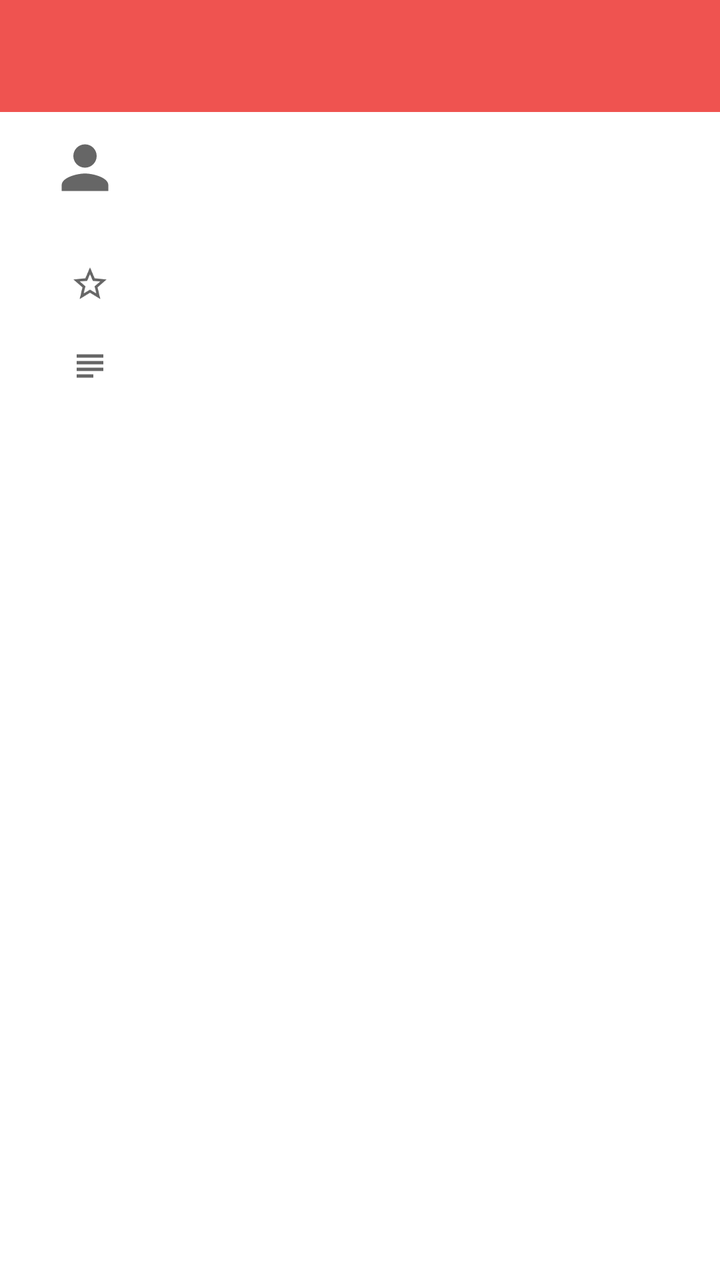
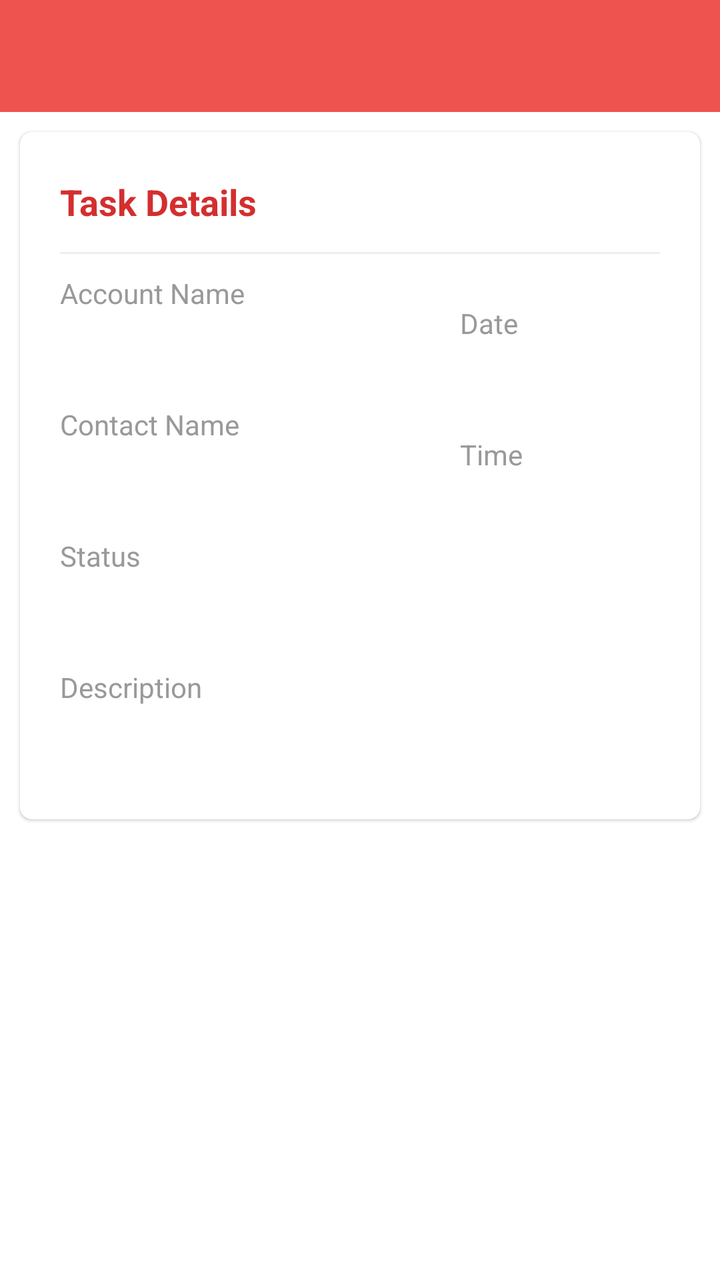

Two renders of the same Android screen: before a commit and after it. Below are the layout's source before the change and the commit's diff.
<!-- AndroidManifest.xml: application theme AppTheme -->
<!-- res/layout/activity_individual_task.xml -->
<?xml version="1.0" encoding="utf-8"?>
<LinearLayout xmlns:android="http://schemas.android.com/apk/res/android"
    xmlns:app="http://schemas.android.com/apk/res-auto"
    xmlns:tools="http://schemas.android.com/tools"
    android:id="@+id/main"
    android:orientation="vertical"
    android:layout_width="match_parent"
    android:layout_height="match_parent"
    tools:context=".TasksActivity">

    <com.google.android.material.appbar.AppBarLayout
        android:layout_width="match_parent"
        android:id="@+id/app_bar_layout"
        android:layout_height="wrap_content">

        <include layout="@layout/toolbar" />

    </com.google.android.material.appbar.AppBarLayout>

    <androidx.core.widget.NestedScrollView
        android:layout_width="match_parent"
        android:layout_height="match_parent"
        android:background="@android:color/white"
        android:clipToPadding="false"
        android:scrollbars="none"
        android:scrollingCache="true"
        app:layout_behavior="@string/appbar_scrolling_view_behavior">

        <LinearLayout
            android:layout_width="match_parent"
            android:layout_height="wrap_content"
            android:orientation="vertical">

            
            
            

            
            
            
            
            

            
            
            
            
            

            
            
            
            
            
            
            
            
            

            

            <androidx.cardview.widget.CardView
                android:layout_width="match_parent"
                android:layout_height="wrap_content"
                android:layout_marginTop="-20dp"
                app:cardBackgroundColor="@android:color/white"
                app:cardCornerRadius="20dp"
                app:cardElevation="0dp"
                app:cardUseCompatPadding="false">

                <LinearLayout
                    android:layout_width="match_parent"
                    android:layout_height="wrap_content"
                    android:orientation="vertical">

                    <LinearLayout
                        android:layout_width="match_parent"
                        android:layout_height="wrap_content"
                        android:layout_marginHorizontal="@dimen/spacing_large"
                        android:layout_marginVertical="@dimen/spacing_mlarge"
                        android:gravity="center_vertical"
                        android:orientation="horizontal">

                        
                        
                        
                        
                        
                        
                        
                        <ImageView

                            android:layout_width="35dp"
                            android:layout_height="35dp"
                            android:layout_margin="10dp"
                            app:srcCompat="@drawable/ic_person"
                            app:tint="@color/grey_60" />

                        
                        
                        
                        
                        

                        <View
                            android:layout_width="@dimen/spacing_large"
                            android:layout_height="0dp" />

                        <LinearLayout
                            android:layout_width="wrap_content"
                            android:layout_height="wrap_content"
                            android:orientation="vertical">

                            <TextView
                                android:layout_width="wrap_content"
                                android:layout_height="wrap_content"
                                android:text=""
                                android:id="@+id/accountNameTextView"
                                android:textAppearance="@style/TextAppearance.AppCompat.Title"
                                android:textColor="@color/grey_80" />

                            
                            
                            
                            
                            
                            

                        </LinearLayout>

                        <View
                            android:layout_width="0dp"
                            android:layout_height="0dp"
                            android:layout_weight="1" />



                        <View
                            android:layout_width="@dimen/spacing_middle"
                            android:layout_height="0dp" />

                    </LinearLayout>

                    <LinearLayout
                        android:layout_width="match_parent"
                        android:layout_height="wrap_content"
                        android:layout_marginHorizontal="@dimen/spacing_large"
                        android:gravity="center_vertical"
                        android:orientation="horizontal">

                        <View
                            android:layout_width="@dimen/spacing_mlarge"
                            android:layout_height="0dp" />

                        <ImageView
                            android:layout_width="@dimen/spacing_mlarge"
                            android:layout_height="@dimen/spacing_mlarge"
                            app:srcCompat="@drawable/ic_star_border"
                            app:tint="@color/grey_60" />

                        <View
                            android:layout_width="30dp"
                            android:layout_height="0dp" />

                        <TextView
                            android:layout_width="wrap_content"
                            android:layout_height="wrap_content"
                            android:text=""
                            android:id="@+id/contactNameTextView"
                            android:textAppearance="@style/TextAppearance.AppCompat.Subhead"
                            android:textColor="@color/red_800" />

                        <View
                            android:layout_width="30dp"
                            android:layout_height="0dp" />

                        
                        
                        
                        
                        

                        
                        
                        

                        
                        
                        
                        
                        
                        

                    </LinearLayout>

                    <LinearLayout
                        android:layout_width="match_parent"
                        android:layout_height="wrap_content"
                        android:layout_marginHorizontal="@dimen/spacing_large"
                        android:layout_marginTop="@dimen/spacing_large"
                        android:orientation="horizontal">

                        <View
                            android:layout_width="@dimen/spacing_mlarge"
                            android:layout_height="0dp" />

                        <ImageView
                            android:layout_width="@dimen/spacing_mlarge"
                            android:layout_height="@dimen/spacing_mlarge"
                            android:layout_marginTop="@dimen/spacing_medium"
                            app:srcCompat="@drawable/ic_subject"
                            app:tint="@color/grey_60" />

                        <View
                            android:layout_width="30dp"
                            android:layout_height="0dp" />

                        <TextView
                            android:layout_width="wrap_content"
                            android:layout_height="wrap_content"
                            android:text=""
                            android:id="@+id/statusTextView"
                            android:textAppearance="@style/TextAppearance.AppCompat.Body1"
                            android:textColor="@color/grey_40" />

                    </LinearLayout>
































                    
                    
                    
                    
                    
                    
                    
                    
                    
                    
                    
                    
                    
                    
                    
                    
                    
                    
                    

                    
                    
                    
                    
                    
                    

                    
                    
                    
                    
                    
                    

                    
                    
                    
                    
                    
                    

                    
                    
                    
                    
                    
                    

                    
                    
                    
                    
                    
                    

                    

                    
                    
                    
                    
                    
                    
                    

                </LinearLayout>

            </androidx.cardview.widget.CardView>

        </LinearLayout>
    </androidx.core.widget.NestedScrollView>

    <com.google.android.material.floatingactionbutton.FloatingActionButton
        android:id="@+id/fab"
        android:layout_width="wrap_content"
        android:layout_height="wrap_content"
        android:layout_margin="@dimen/spacing_mlarge"
        android:clickable="true"
        app:backgroundTint="@color/red_500"
        app:fabSize="normal"
        app:layout_anchor="@id/app_bar_layout"
        app:layout_anchorGravity="bottom|right|end"
        app:srcCompat="@drawable/ic_favorites"
        app:tint="@android:color/white" />

</LinearLayout>
<!-- res/layout/toolbar.xml (included above) -->
<?xml version="1.0" encoding="utf-8"?>
<androidx.appcompat.widget.Toolbar
    xmlns:android="http://schemas.android.com/apk/res/android"
    xmlns:app="http://schemas.android.com/apk/res-auto"
    android:id="@+id/toolbar"
    android:layout_width="match_parent"
    android:layout_height="?android:attr/actionBarSize"
    android:background="@color/colorPrimary"
    app:contentInsetStartWithNavigation="0dp"
    android:theme="@style/ThemeOverlay.AppCompat.Dark.ActionBar"
    app:popupTheme="@style/ThemeOverlay.AppCompat.Light"/>
<!-- resources referenced by this layout -->
<resources>
  <color name="colorPrimary">#ef5350</color>
  <color name="grey_40">#999999</color>
  <color name="grey_60">#666666</color>
  <color name="grey_80">#37474F</color>
  <color name="red_500">#F44336</color>
  <color name="red_800">#C62828</color>
  <dimen name="spacing_large">15dp</dimen>
  <dimen name="spacing_medium">5dp</dimen>
  <dimen name="spacing_middle">10dp</dimen>
  <dimen name="spacing_mlarge">20dp</dimen>
  <!-- drawable ic_favorites (drawable) -->
  <vector xmlns:android="http://schemas.android.com/apk/res/android"
          android:width="24dp"
          android:height="24dp"
          android:viewportWidth="24.0"
          android:viewportHeight="24.0">
      <path
          android:fillColor="#FFFFFFFF"
          android:pathData="M12,21.35l-1.45,-1.32C5.4,15.36 2,12.28 2,8.5 2,5.42 4.42,3 7.5,3c1.74,0 3.41,0.81 4.5,2.09C13.09,3.81 14.76,3 16.5,3 19.58,3 22,5.42 22,8.5c0,3.78 -3.4,6.86 -8.55,11.54L12,21.35z"/>
  </vector>
  <!-- drawable ic_person (drawable) -->
  <vector xmlns:android="http://schemas.android.com/apk/res/android"
          android:width="24dp"
          android:height="24dp"
          android:viewportWidth="24.0"
          android:viewportHeight="24.0">
      <path
          android:fillColor="#FFFFFFFF"
          android:pathData="M12,12c2.21,0 4,-1.79 4,-4s-1.79,-4 -4,-4 -4,1.79 -4,4 1.79,4 4,4zM12,14c-2.67,0 -8,1.34 -8,4v2h16v-2c0,-2.66 -5.33,-4 -8,-4z"/>
  </vector>
  <!-- drawable ic_star_border (drawable) -->
  <vector xmlns:android="http://schemas.android.com/apk/res/android"
          android:width="24dp"
          android:height="24dp"
          android:viewportWidth="24.0"
          android:viewportHeight="24.0">
      <path
          android:fillColor="#FFFFFFFF"
          android:pathData="M22,9.24l-7.19,-0.62L12,2 9.19,8.63 2,9.24l5.46,4.73L5.82,21 12,17.27 18.18,21l-1.63,-7.03L22,9.24zM12,15.4l-3.76,2.27 1,-4.28 -3.32,-2.88 4.38,-0.38L12,6.1l1.71,4.04 4.38,0.38 -3.32,2.88 1,4.28L12,15.4z"/>
  </vector>
  <!-- drawable ic_subject (drawable) -->
  <vector xmlns:android="http://schemas.android.com/apk/res/android"
          android:width="24dp"
          android:height="24dp"
          android:viewportWidth="24.0"
          android:viewportHeight="24.0">
      <path
          android:fillColor="#FFFFFF"
          android:pathData="M14,17L4,17v2h10v-2zM20,9L4,9v2h16L20,9zM4,15h16v-2L4,13v2zM4,5v2h16L20,5L4,5z"/>
  </vector>
  <style name="AppTheme" parent="BaseTheme">
          <item name="android:windowContentTransitions">true</item>
  
  
          
      </style>
  <style name="BaseTheme" parent="Theme.AppCompat.Light.NoActionBar">
          
          <item name="colorPrimary">@color/colorPrimary</item>
          <item name="colorPrimaryDark">@color/colorPrimaryDark</item>
          <item name="colorAccent">@color/colorAccent</item>
          <item name="windowActionModeOverlay">true</item>
          <item name="android:actionModeBackground">@color/blue_grey_600</item>
          <item name="android:dialogTheme">@style/Dialog.Theme</item>
          
          <item name="android:windowDisablePreview">true</item>
      </style>
  <color name="colorPrimaryDark">#dc1814</color>
  <color name="colorAccent">#FF4081</color>
  <color name="blue_grey_600">#546E7A</color>
  <style name="Dialog.Theme" parent="Theme.AppCompat.Light.Dialog">
          <item name="colorPrimary">@color/colorPrimary</item>
          <item name="colorPrimaryDark">@color/colorPrimaryDark</item>
          <item name="colorAccent">@color/colorAccent</item>
      </style>
</resources>

<!-- the commit's change to res/layout/activity_individual_task.xml (unified diff, before → after) -->
@@ -62,24 +62,150 @@
             <androidx.cardview.widget.CardView
                 android:layout_width="match_parent"
                 android:layout_height="wrap_content"
-                android:layout_marginTop="-20dp"
-                app:cardBackgroundColor="@android:color/white"
-                app:cardCornerRadius="20dp"
-                app:cardElevation="0dp"
-                app:cardUseCompatPadding="false">
+                android:layout_marginBottom="@dimen/spacing_medium"
+                android:layout_marginLeft="@dimen/spacing_middle"
+                android:layout_marginRight="@dimen/spacing_middle"
+                android:layout_marginTop="@dimen/spacing_middle"
+                android:visibility="visible"
+                app:cardCornerRadius="6dp"
+                app:cardElevation="1dp">
 
                 <LinearLayout
                     android:layout_width="match_parent"
                     android:layout_height="wrap_content"
-                    android:orientation="vertical">
+                    android:orientation="horizontal"
+                    android:padding="@dimen/spacing_mlarge">
 
                     <LinearLayout
-                        android:layout_width="match_parent"
+                        android:layout_width="0dp"
                         android:layout_height="wrap_content"
-                        android:layout_marginHorizontal="@dimen/spacing_large"
-                        android:layout_marginVertical="@dimen/spacing_mlarge"
-                        android:gravity="center_vertical"
-                        android:orientation="horizontal">
+                        android:layout_weight="2"
+                        android:orientation="vertical">
+
+                        <TextView
+                            android:layout_width="wrap_content"
+                            android:layout_height="30dp"
+                            android:gravity="center_vertical"
+                            android:text="Task Details"
+                            android:textAppearance="@style/Base.TextAppearance.AppCompat.Medium"
+                            android:textColor="@color/red_700"
+                            android:textStyle="bold" />
+
+                        <View
+                            android:layout_width="match_parent"
+                            android:layout_height="1dp"
+                            android:background="@color/grey_200"
+                            android:layout_marginTop="10dp"
+                            android:layout_marginBottom="@dimen/spacing_medium" />
+
+
+
+
+
+
+                        <View
+                            android:layout_width="0dp"
+                            android:layout_height="@dimen/spacing_medium" />
+
+                        <TextView
+                            android:layout_width="wrap_content"
+                            android:layout_height="wrap_content"
+                            android:text="Account Name"
+                            android:textAppearance="@style/Base.TextAppearance.AppCompat.Body1"
+                            android:textColor="@color/grey_40" />
+
+                        <TextView
+                            android:layout_width="wrap_content"
+                            android:layout_height="wrap_content"
+                            android:layout_marginTop="@dimen/spacing_medium"
+                            android:text=""
+                            android:id="@+id/accountNameTextView"
+                            android:textAppearance="@style/Base.TextAppearance.AppCompat.Subhead"
+                            android:textColor="@color/grey_80" />
+
+                        <View
+                            android:layout_width="0dp"
+                            android:layout_height="@dimen/spacing_mlarge" />
+
+                        <TextView
+                            android:layout_width="wrap_content"
+                            android:layout_height="wrap_content"
+                            android:text="Contact Name"
+                            android:textAppearance="@style/Base.TextAppearance.AppCompat.Body1"
+                            android:textColor="@color/grey_40" />
+
+                        <TextView
+                            android:layout_width="wrap_content"
+                            android:layout_height="wrap_content"
+                            android:layout_marginTop="@dimen/spacing_medium"
+                            android:text=""
+                            android:id="@+id/contactNameTextView"
+                            android:textAppearance="@style/Base.TextAppearance.AppCompat.Subhead"
+                            android:textColor="@color/grey_80" />
+
+
+
+                        <View
+                            android:layout_width="0dp"
+                            android:layout_height="@dimen/spacing_mlarge" />
+
+                        <TextView
+                            android:layout_width="wrap_content"
+                            android:layout_height="wrap_content"
+                            android:text="Status"
+                            android:textAppearance="@style/Base.TextAppearance.AppCompat.Body1"
+                            android:textColor="@color/grey_40" />
+
+                        <TextView
+                            android:layout_width="wrap_content"
+                            android:layout_height="wrap_content"
+                            android:layout_marginTop="@dimen/spacing_medium"
+                            android:text=""
+                            android:id="@+id/statusTextView"
+                            android:textAppearance="@style/Base.TextAppearance.AppCompat.Subhead"
+                            android:textColor="@color/grey_80" />
+
+
+
+
+
+                        <View
+                            android:layout_width="0dp"
+                            android:layout_height="@dimen/spacing_mlarge" />
+
+                        <TextView
+                            android:layout_width="wrap_content"
+                            android:layout_height="wrap_content"
+                            android:text="Description"
+                            android:textAppearance="@style/Base.TextAppearance.AppCompat.Body1"
+                            android:textColor="@color/grey_40" />
+
+                        <TextView
+                            android:layout_width="wrap_content"
+                            android:layout_height="wrap_content"
+                            android:layout_marginTop="@dimen/spacing_medium"
+                            android:text=""
+                            android:id="@+id/descriptionTextView"
+                            android:textAppearance="@style/Base.TextAppearance.AppCompat.Subhead"
+                            android:textColor="@color/grey_80" />
+
+                        <View
+                            android:layout_width="0dp"
+                            android:layout_height="@dimen/spacing_middle" />
+
+
+
+                    </LinearLayout>
+
+                    <LinearLayout
+                        android:layout_width="0dp"
+                        android:layout_height="wrap_content"
+                        android:layout_weight="1"
+                        android:orientation="vertical">
+
+                        <View
+                            android:layout_width="30dp"
+                            android:layout_height="30dp"/>
 
                         
                         
@@ -87,243 +213,340 @@
                         
                         
                         
-                        
-                        <ImageView
-
-                            android:layout_width="35dp"
-                            android:layout_height="35dp"
-                            android:layout_margin="10dp"
-                            app:srcCompat="@drawable/ic_person"
-                            app:tint="@color/grey_60" />
-
-                        
-                        
-                        
-                        
-                        
-
-                        <View
-                            android:layout_width="@dimen/spacing_large"
-                            android:layout_height="0dp" />
-
-                        <LinearLayout
-                            android:layout_width="wrap_content"
-                            android:layout_height="wrap_content"
-                            android:orientation="vertical">
-
-                            <TextView
-                                android:layout_width="wrap_content"
-                                android:layout_height="wrap_content"
-                                android:text=""
-                                android:id="@+id/accountNameTextView"
-                                android:textAppearance="@style/TextAppearance.AppCompat.Title"
-                                android:textColor="@color/grey_80" />
-
-                            
-                            
-                            
-                            
-                            
-                            
-
-                        </LinearLayout>
-
-                        <View
-                            android:layout_width="0dp"
-                            android:layout_height="0dp"
-                            android:layout_weight="1" />
-
-
-
-                        <View
-                            android:layout_width="@dimen/spacing_middle"
-                            android:layout_height="0dp" />
+
+                        <View
+                            android:layout_width="match_parent"
+                            android:layout_height="1dp"
+                            android:background="@color/grey_200"
+                            android:layout_marginTop="10dp"
+                            android:layout_marginBottom="@dimen/spacing_medium" />
+
+
+
+                        <View
+                            android:layout_width="0dp"
+                            android:layout_height="@dimen/spacing_mlarge" />
+
+                        <TextView
+                            android:layout_width="wrap_content"
+                            android:layout_height="wrap_content"
+                            android:text="Date"
+                            android:textAppearance="@style/Base.TextAppearance.AppCompat.Body1"
+                            android:textColor="@color/grey_40" />
+
+                        <TextView
+                            android:layout_width="wrap_content"
+                            android:layout_height="wrap_content"
+                            android:layout_marginTop="@dimen/spacing_medium"
+                            android:text=""
+                            android:id="@+id/dateTextView"
+                            android:textAppearance="@style/Base.TextAppearance.AppCompat.Subhead"
+                            android:textColor="@color/grey_80" />
+
+                        <View
+                            android:layout_width="0dp"
+                            android:layout_height="@dimen/spacing_mlarge" />
+
+                        <TextView
+                            android:layout_width="wrap_content"
+                            android:layout_height="wrap_content"
+                            android:text="Time"
+                            android:textAppearance="@style/Base.TextAppearance.AppCompat.Body1"
+                            android:textColor="@color/grey_40" />
+
+                        <TextView
+                            android:layout_width="wrap_content"
+                            android:layout_height="wrap_content"
+                            android:layout_marginTop="@dimen/spacing_medium"
+                            android:text=""
+                            android:id="@+id/timeTextView"
+                            android:textAppearance="@style/Base.TextAppearance.AppCompat.Subhead"
+                            android:textColor="@color/grey_80" />
+
+                        <View
+                            android:layout_width="0dp"
+                            android:layout_height="@dimen/spacing_middle" />
+
+
+
+
+
+
 
                     </LinearLayout>
 
-                    <LinearLayout
-                        android:layout_width="match_parent"
-                        android:layout_height="wrap_content"
-                        android:layout_marginHorizontal="@dimen/spacing_large"
-                        android:gravity="center_vertical"
-                        android:orientation="horizontal">
-
-                        <View
-                            android:layout_width="@dimen/spacing_mlarge"
-                            android:layout_height="0dp" />
-
-                        <ImageView
-                            android:layout_width="@dimen/spacing_mlarge"
-                            android:layout_height="@dimen/spacing_mlarge"
-                            app:srcCompat="@drawable/ic_star_border"
-                            app:tint="@color/grey_60" />
-
-                        <View
-                            android:layout_width="30dp"
-                            android:layout_height="0dp" />
-
-                        <TextView
-                            android:layout_width="wrap_content"
-                            android:layout_height="wrap_content"
-                            android:text=""
-                            android:id="@+id/contactNameTextView"
-                            android:textAppearance="@style/TextAppearance.AppCompat.Subhead"
-                            android:textColor="@color/red_800" />
-
-                        <View
-                            android:layout_width="30dp"
-                            android:layout_height="0dp" />
-
-                        
-                        
-                        
-                        
-                        
-
-                        
-                        
-                        
-
-                        
-                        
-                        
-                        
-                        
-                        
-
-                    </LinearLayout>
-
-                    <LinearLayout
-                        android:layout_width="match_parent"
-                        android:layout_height="wrap_content"
-                        android:layout_marginHorizontal="@dimen/spacing_large"
-                        android:layout_marginTop="@dimen/spacing_large"
-                        android:orientation="horizontal">
-
-                        <View
-                            android:layout_width="@dimen/spacing_mlarge"
-                            android:layout_height="0dp" />
-
-                        <ImageView
-                            android:layout_width="@dimen/spacing_mlarge"
-                            android:layout_height="@dimen/spacing_mlarge"
-                            android:layout_marginTop="@dimen/spacing_medium"
-                            app:srcCompat="@drawable/ic_subject"
-                            app:tint="@color/grey_60" />
-
-                        <View
-                            android:layout_width="30dp"
-                            android:layout_height="0dp" />
-
-                        <TextView
-                            android:layout_width="wrap_content"
-                            android:layout_height="wrap_content"
-                            android:text=""
-                            android:id="@+id/statusTextView"
-                            android:textAppearance="@style/TextAppearance.AppCompat.Body1"
-                            android:textColor="@color/grey_40" />
-
-                    </LinearLayout>
-
-
-
-
-
-
-
-
-
-
-
-
-
-
-
-
-
-
-
-
-
-
-
-
-
-
-
-
-
-
-
-
-                    
-                    
-                    
-                    
-                    
-                    
-                    
-                    
-                    
-                    
-                    
-                    
-                    
-                    
-                    
-                    
-                    
-                    
-                    
-
-                    
-                    
-                    
-                    
-                    
-                    
-
-                    
-                    
-                    
-                    
-                    
-                    
-
-                    
-                    
-                    
-                    
-                    
-                    
-
-                    
-                    
-                    
-                    
-                    
-                    
-
-                    
-                    
-                    
-                    
-                    
-                    
-
-                    
-
-                    
-                    
-                    
-                    
-                    
-                    
-                    
 
                 </LinearLayout>
 
+
+
             </androidx.cardview.widget.CardView>
+
+
+
+
+
+
+
+
+
+
+
+
+
+
+
+
+
+
+
+
+
+
+
+
+
+
+
+
+
+
+
+
+
+
+
+
+
+
+
+
+
+
+
+
+
+
+
+
+
+
+
+
+
+
+
+
+
+
+
+
+
+
+
+
+
+
+
+
+
+
+
+
+
+
+
+
+
+
+
+
+
+
+
+
+
+
+
+
+
+
+
+
+
+
+
+
+
+
+
+
+
+
+
+
+
+
+
+
+
+
+
+
+
+
+
+
+
+
+
+
+
+
+
+
+
+
+
+
+
+
+
+
+
+
+
+
+
+
+
+
+
+
+
+
+
+
+
+
+
+
+
+
+
+
+
+
+
+
+
+
+
+
+
+
+
+
+
+
+
+
+
+
+
+
+
+
+
+
+
+
+
+
+
+
+
+
+
+
+
+
+
+
+
+
+
+
+
+
+
+
+
+
+
+
+
+
+
+
+
+
+
+
+
+
+
+
+
+
+
+
+
+
+
+
+
+
+
+
+
+
+
+
+
+
+
+
+
+
+
+
+
+
+
+
+
+
+
+
+
+
+
+
+
+
+
+
+
+
+
+
+
+
+
+
+
+
 
         </LinearLayout>
     </androidx.core.widget.NestedScrollView>
<!-- resource entries referenced after the edit -->
@@ -1,12 +1,11 @@
 <!-- resources referenced by this layout -->
 <resources>
   <color name="colorPrimary">#ef5350</color>
+  <color name="grey_200">#EEEEEE</color>
   <color name="grey_40">#999999</color>
-  <color name="grey_60">#666666</color>
   <color name="grey_80">#37474F</color>
   <color name="red_500">#F44336</color>
-  <color name="red_800">#C62828</color>
-  <dimen name="spacing_large">15dp</dimen>
+  <color name="red_700">#D32F2F</color>
   <dimen name="spacing_medium">5dp</dimen>
   <dimen name="spacing_middle">10dp</dimen>
   <dimen name="spacing_mlarge">20dp</dimen>
@@ -19,36 +18,6 @@
       <path
           android:fillColor="#FFFFFFFF"
           android:pathData="M12,21.35l-1.45,-1.32C5.4,15.36 2,12.28 2,8.5 2,5.42 4.42,3 7.5,3c1.74,0 3.41,0.81 4.5,2.09C13.09,3.81 14.76,3 16.5,3 19.58,3 22,5.42 22,8.5c0,3.78 -3.4,6.86 -8.55,11.54L12,21.35z"/>
-  </vector>
-  <!-- drawable ic_person (drawable) -->
-  <vector xmlns:android="http://schemas.android.com/apk/res/android"
-          android:width="24dp"
-          android:height="24dp"
-          android:viewportWidth="24.0"
-          android:viewportHeight="24.0">
-      <path
-          android:fillColor="#FFFFFFFF"
-          android:pathData="M12,12c2.21,0 4,-1.79 4,-4s-1.79,-4 -4,-4 -4,1.79 -4,4 1.79,4 4,4zM12,14c-2.67,0 -8,1.34 -8,4v2h16v-2c0,-2.66 -5.33,-4 -8,-4z"/>
-  </vector>
-  <!-- drawable ic_star_border (drawable) -->
-  <vector xmlns:android="http://schemas.android.com/apk/res/android"
-          android:width="24dp"
-          android:height="24dp"
-          android:viewportWidth="24.0"
-          android:viewportHeight="24.0">
-      <path
-          android:fillColor="#FFFFFFFF"
-          android:pathData="M22,9.24l-7.19,-0.62L12,2 9.19,8.63 2,9.24l5.46,4.73L5.82,21 12,17.27 18.18,21l-1.63,-7.03L22,9.24zM12,15.4l-3.76,2.27 1,-4.28 -3.32,-2.88 4.38,-0.38L12,6.1l1.71,4.04 4.38,0.38 -3.32,2.88 1,4.28L12,15.4z"/>
-  </vector>
-  <!-- drawable ic_subject (drawable) -->
-  <vector xmlns:android="http://schemas.android.com/apk/res/android"
-          android:width="24dp"
-          android:height="24dp"
-          android:viewportWidth="24.0"
-          android:viewportHeight="24.0">
-      <path
-          android:fillColor="#FFFFFF"
-          android:pathData="M14,17L4,17v2h10v-2zM20,9L4,9v2h16L20,9zM4,15h16v-2L4,13v2zM4,5v2h16L20,5L4,5z"/>
   </vector>
   <style name="AppTheme" parent="BaseTheme">
           <item name="android:windowContentTransitions">true</item>
